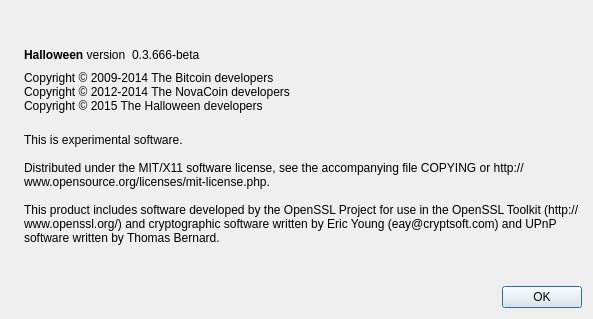
First picture: the form in src/qt/forms/aboutdialog.ui, repository hesdeadjim/HalloweenCoinFinal, before the edit.
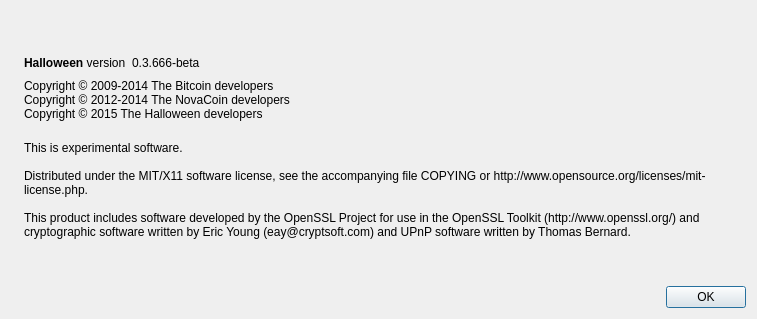
Second picture: the form after the edit. Icons and pictures are not drawn.

The edit to the form file:
```diff
--- a/src/qt/forms/aboutdialog.ui
+++ b/src/qt/forms/aboutdialog.ui
@@ -6,7 +6,7 @@
    <rect>
     <x>0</x>
     <y>0</y>
-    <width>593</width>
+    <width>757</width>
     <height>319</height>
    </rect>
   </property>
```
Left out of the diff: 6 changed lines with no effect on the pictures.
